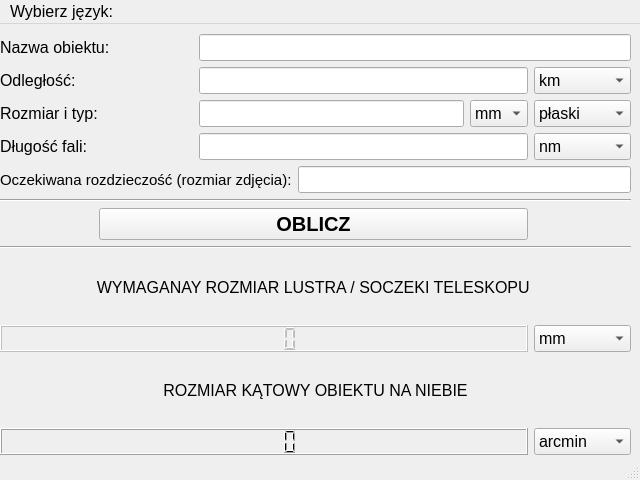
Before: the Qt Designer form Main_HBTWN.ui in JBielanski/HBTWN, drawn with Qt 5.
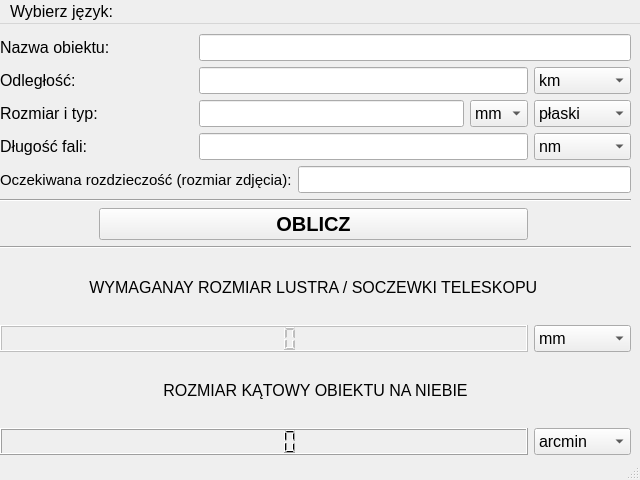
After: the same form once the commit is applied.

Diff of the .ui file:
```diff
--- a/Main_HBTWN.ui
+++ b/Main_HBTWN.ui
@@ -174,7 +174,7 @@
         </font>
        </property>
        <property name="text">
-        <string>WYMAGANAY ROZMIAR LUSTRA / SOCZEKI TELESKOPU </string>
+        <string>WYMAGANAY ROZMIAR LUSTRA / SOCZEWKI TELESKOPU </string>
        </property>
        <property name="alignment">
         <set>Qt::AlignCenter</set>
```
